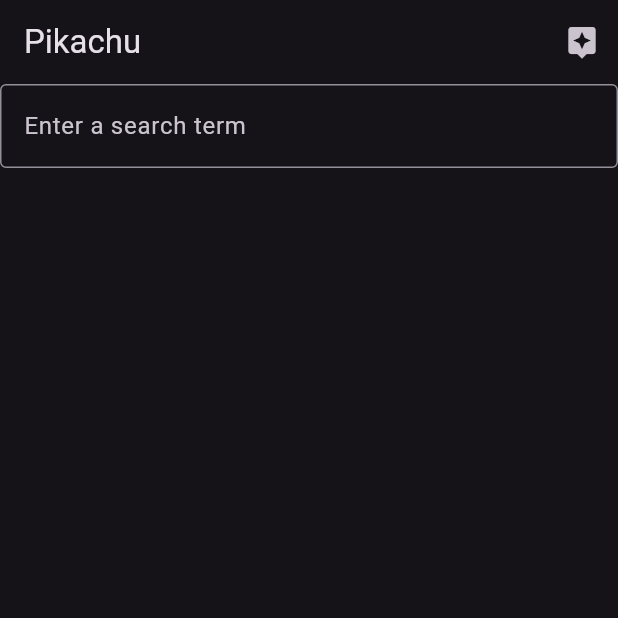
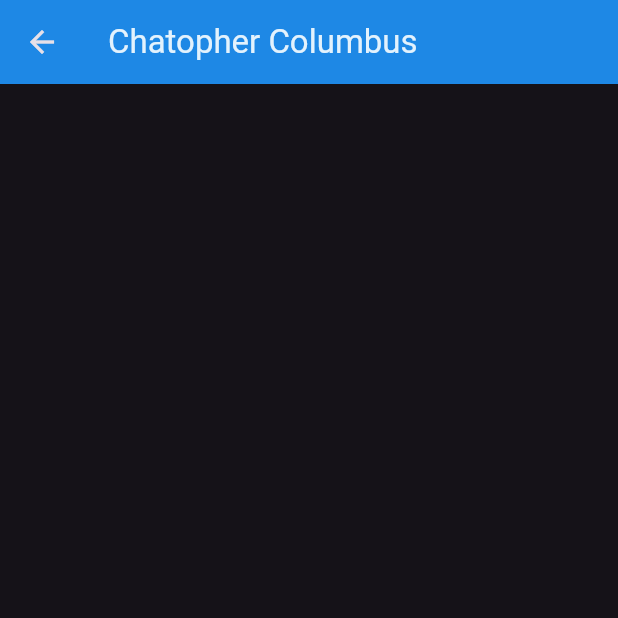
Before and after one commit to SaumyaRaj188/tourism_app, a Flutter app: the screen it shows after launch, after a tap on the "assistant" icon, on a phone screen of 412 x 824 dp, the top half of it. Run offline on Flutter 3.47's test engine with Material 3 defaults, Android fonts, the phone set to English and light mode, and no system bars.

Commit message:
Chat page added

```diff
--- /dev/null
+++ b/lib/ChatPage.dart
@@ -0,0 +1,18 @@
+import 'package:flutter/material.dart';
+
+class ChatPage extends StatelessWidget {
+  const ChatPage({super.key});
+
+  @override
+  Widget build(BuildContext context) {
+    return Scaffold(
+      appBar: AppBar(
+        title: Text(
+          'Chatopher Columbus',
+          style: TextStyle(color: Colors.blue.shade50),
+        ),
+        backgroundColor: Colors.blue.shade600,
+      ),
+    );
+  }
+}
--- a/lib/searchPage.dart
+++ b/lib/searchPage.dart
@@ -1,5 +1,6 @@
 import 'package:flutter/material.dart';
 import 'searchBox.dart';
+import 'ChatPage.dart';
 
 class MySearchPage extends StatefulWidget {
   const MySearchPage({super.key});
@@ -19,7 +20,10 @@ class _MySearchPageState extends State<MySearchPage> {
             icon: const Icon(Icons.assistant),
             tooltip: 'Open Assistant',
             onPressed: () {
-              // handle the press
+              Navigator.push(
+                context,
+                MaterialPageRoute(builder: (context) => ChatPage()),
+              );
             },
           ),
         ],
```
